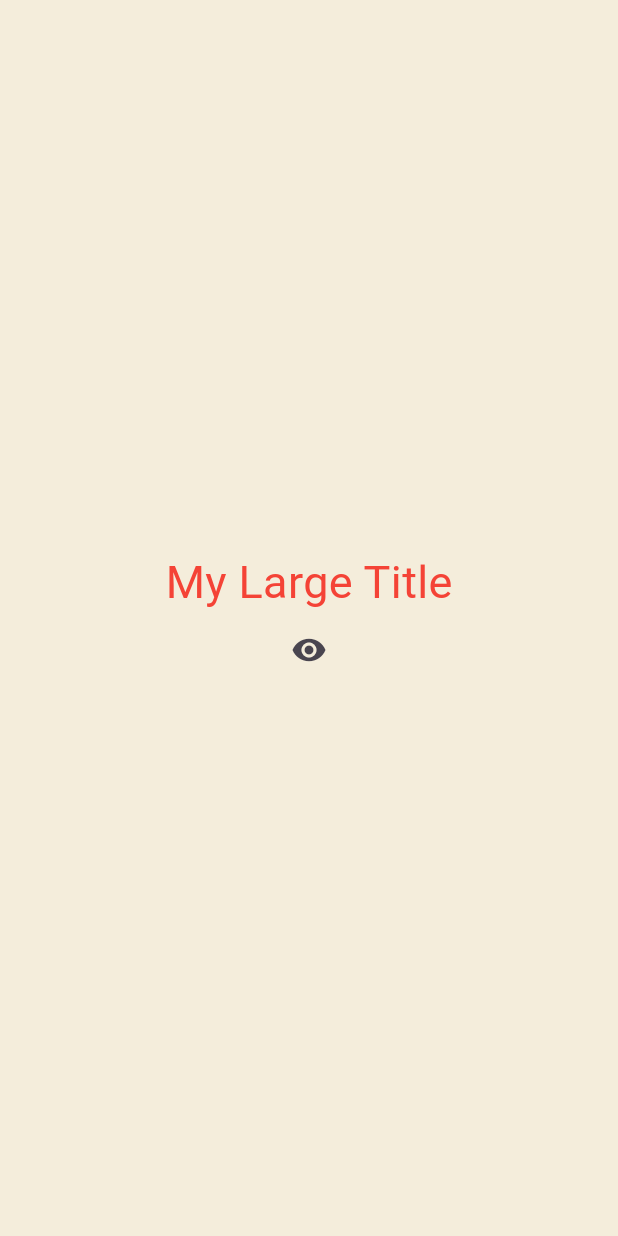
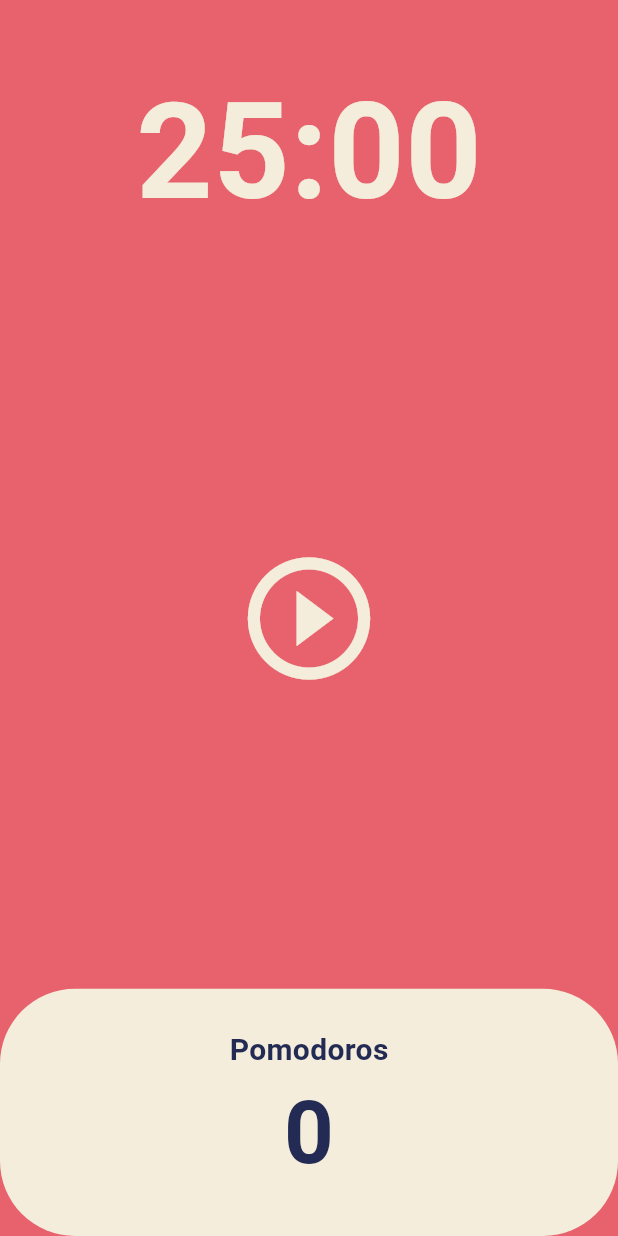
Before and after one commit to unsu0707/flutter-ui-practice, a Flutter app: the screen it shows after launch, on a phone screen of 412 x 824 dp. Run offline on Flutter 3.47's test engine with Material 3 defaults, Android fonts, the phone set to English and light mode, and no system bars.

Commit message:
Practice Pomodoro app

```diff
--- a/lib/main.dart
+++ b/lib/main.dart
@@ -1,87 +1,28 @@
 import 'package:flutter/material.dart';
+import 'package:toonflix/screens/home_screen.dart';
 
 void main() {
   runApp(const App());
 }
 
-class App extends StatefulWidget {
+class App extends StatelessWidget {
   const App({super.key});
-
-  @override
-  State<App> createState() => _AppState();
-}
-
-class _AppState extends State<App> {
-  bool showTitle = true;
-
-  void toggleTitle() {
-    setState(() {
-      showTitle = !showTitle;
-    });
-  }
 
   @override
   Widget build(BuildContext context) {
     return MaterialApp(
       theme: ThemeData(
+        colorScheme: ColorScheme.fromSwatch(
+          backgroundColor: const Color(0xFFE7626C),
+        ),
         textTheme: const TextTheme(
-          titleLarge: TextStyle(
-            color: Colors.red,
+          displayLarge: TextStyle(
+            color: Color(0xFF232B55),
           ),
         ),
+        cardColor: const Color(0xFFF4EDDB),
       ),
-      home: Scaffold(
-        backgroundColor: const Color(0xFFF4EDDB),
-        body: Center(
-          child: Column(
-            mainAxisAlignment: MainAxisAlignment.center,
-            children: [
-              showTitle ? const MyLargeTitle() : const Text('Nothing'),
-              IconButton(
-                onPressed: toggleTitle,
-                icon: const Icon(Icons.remove_red_eye),
-              )
-            ],
-          ),
-        ),
-      ),
+      home: const HomeScreen(),
     );
   }
 }
-
-class MyLargeTitle extends StatefulWidget {
-  const MyLargeTitle({
-    super.key,
-  });
-
-  @override
-  State<MyLargeTitle> createState() => _MyLargeTitleState();
-}
-
-class _MyLargeTitleState extends State<MyLargeTitle> {
-  int count = 0;
-
-  @override
-  void initState() {
-    super.initState();
-    print('initState!');
-  }
-
-  @override
-  void dispose() {
-    super.dispose();
-    print('dispose!');
-  }
-
-  @override
-  Widget build(BuildContext context) {
-    print('build!');
-    return Text(
-      'My Large Title',
-      style: TextStyle(
-        fontSize: 30,
-        color: Theme.of(context).textTheme.titleLarge!.color,
-      ),
-    );
-  }
-}
--- /dev/null
+++ b/lib/screens/home_screen.dart
@@ -0,0 +1,127 @@
+import 'dart:async';
+
+import 'package:flutter/material.dart';
+
+class HomeScreen extends StatefulWidget {
+  const HomeScreen({super.key});
+
+  @override
+  State<HomeScreen> createState() => _HomeScreenState();
+}
+
+class _HomeScreenState extends State<HomeScreen> {
+  static const twentyFiveMin = 1500;
+  int totalSeconds = twentyFiveMin;
+  bool isRunning = false;
+  int totalPomodoros = 0;
+  late Timer timer;
+
+  void onTick(Timer timer) {
+    if (totalSeconds == 0) {
+      setState(() {
+        totalPomodoros = totalPomodoros + 1;
+        isRunning = false;
+        totalSeconds = twentyFiveMin;
+      });
+      timer.cancel();
+    } else {
+      setState(() {
+        totalSeconds = totalSeconds - 1;
+      });
+    }
+  }
+
+  void onPressedStart() {
+    timer = Timer.periodic(
+      const Duration(seconds: 1),
+      onTick,
+    );
+    setState(() {
+      isRunning = true;
+    });
+  }
+
+  void onPressedPause() {
+    timer.cancel();
+    setState(() {
+      isRunning = false;
+    });
+  }
+
+  String format(int seconds) {
+    var duration = Duration(seconds: seconds);
+    return duration.toString().split(".").first.substring(2, 7);
+  }
+
+  @override
+  Widget build(BuildContext context) {
+    return Scaffold(
+      backgroundColor: Theme.of(context).colorScheme.background,
+      body: Column(children: [
+        Flexible(
+          flex: 1,
+          child: Container(
+            alignment: Alignment.bottomCenter,
+            child: Text(
+              format(totalSeconds),
+              style: TextStyle(
+                color: Theme.of(context).cardColor,
+                fontSize: 89,
+                fontWeight: FontWeight.w600,
+              ),
+            ),
+          ),
+        ),
+        Flexible(
+          flex: 3,
+          child: Center(
+            child: IconButton(
+              iconSize: 98,
+              color: Theme.of(context).cardColor,
+              onPressed: isRunning ? onPressedPause : onPressedStart,
+              icon: Icon(isRunning
+                  ? Icons.pause_circle_outline
+                  : Icons.play_circle_outline),
+            ),
+          ),
+        ),
+        Flexible(
+          flex: 1,
+          child: Row(
+            children: [
+              Expanded(
+                child: Container(
+                  decoration: BoxDecoration(
+                    color: Theme.of(context).cardColor,
+                    borderRadius: BorderRadius.circular(50),
+                  ),
+                  child: Column(
+                    mainAxisAlignment: MainAxisAlignment.center,
+                    children: [
+                      Text('Pomodoros',
+                          style: TextStyle(
+                            fontSize: 20,
+                            color:
+                                Theme.of(context).textTheme.displayLarge!.color,
+                            fontWeight: FontWeight.w600,
+                          )),
+                      Text(
+                        '$totalPomodoros',
+                        style: TextStyle(
+                          fontSize: 58,
+                          color:
+                              Theme.of(context).textTheme.displayLarge!.color,
+                          fontWeight: FontWeight.w600,
+                        ),
+                      ),
+                    ],
+                  ),
+                ),
+              ),
+            ],
+          ),
+        ),
+      ]),
+    );
+  }
+}
```
